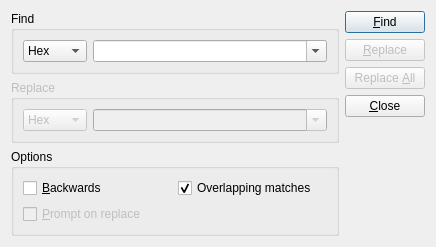
This is src/ui/searchdialog.ui in codilime/veles as Qt 5 draws it before an edit. The edited form follows.
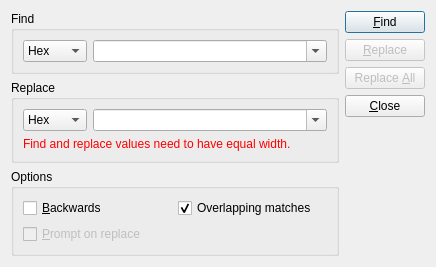
This is the edited form.

Commit message:
Enable support for replace in HexEdit
Modify EditEngine to use BinData

```diff
--- a/src/ui/searchdialog.ui
+++ b/src/ui/searchdialog.ui
@@ -55,14 +55,19 @@
      <item>
       <widget class="QGroupBox" name="gbReplace">
        <property name="enabled">
-        <bool>false</bool>
+        <bool>true</bool>
        </property>
        <property name="title">
         <string>Replace</string>
        </property>
+       <layout class="QVBoxLayout" name="verticalLayout_5">
+        <item>
        <layout class="QHBoxLayout" name="horizontalLayout_2">
         <item>
          <widget class="QComboBox" name="cbReplaceFormat">
+            <property name="enabled">
+             <bool>true</bool>
+            </property>
           <item>
            <property name="text">
             <string>Hex</string>
@@ -89,6 +94,52 @@
          </widget>
         </item>
        </layout>
+        </item>
+        <item>
+         <widget class="QLabel" name="warning_label">
+          <property name="palette">
+           <palette>
+            <active>
+             <colorrole role="WindowText">
+              <brush brushstyle="SolidPattern">
+               <color alpha="255">
+                <red>255</red>
+                <green>0</green>
+                <blue>0</blue>
+               </color>
+              </brush>
+             </colorrole>
+            </active>
+            <inactive>
+             <colorrole role="WindowText">
+              <brush brushstyle="SolidPattern">
+               <color alpha="255">
+                <red>255</red>
+                <green>0</green>
+                <blue>0</blue>
+               </color>
+              </brush>
+             </colorrole>
+            </inactive>
+            <disabled>
+             <colorrole role="WindowText">
+              <brush brushstyle="SolidPattern">
+               <color alpha="255">
+                <red>120</red>
+                <green>120</green>
+                <blue>120</blue>
+               </color>
+              </brush>
+             </colorrole>
+            </disabled>
+           </palette>
+          </property>
+          <property name="text">
+           <string>Find and replace values need to have equal width.</string>
+          </property>
+         </widget>
+        </item>
+       </layout>
       </widget>
      </item>
      <item>
@@ -121,7 +172,7 @@
            </layout>
           </item>
           <item>
-           <layout class="QVBoxLayout" name="verticalLayout_5">
+           <layout class="QVBoxLayout" name="verticalLayout_6">
             <item>
              <widget class="QCheckBox" name="cbOverlapping">
               <property name="text">
```
Lines whose indentation alone changed are shown as unchanged. The commit also changes 7 other files.
